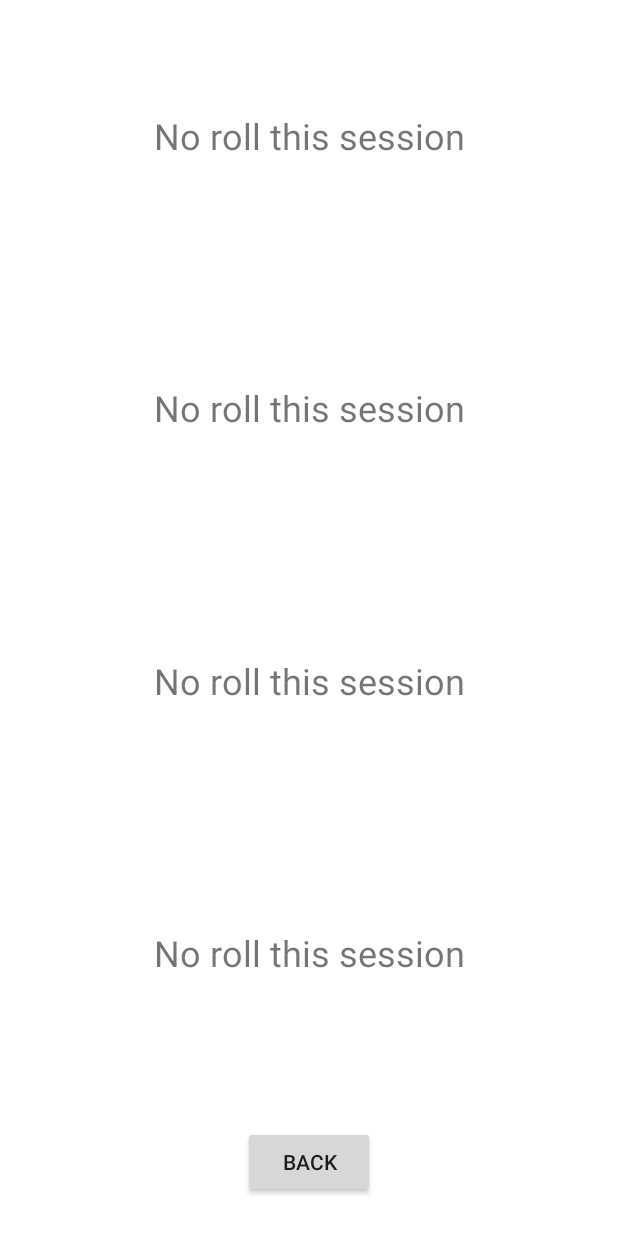
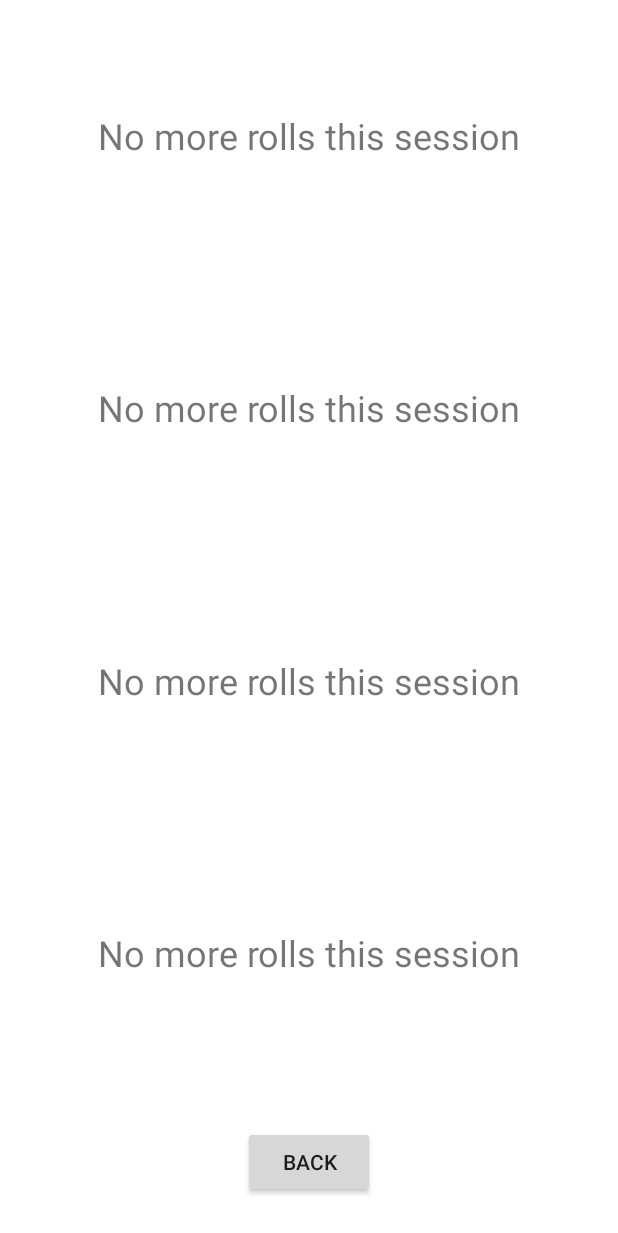
Before and after one commit to maroufia/RollPlayProject, an Android app: the HistoryActivity screen opened directly, with no data from a screen before it, on a phone screen of 412 x 824 dp. Shown: the top 1233 px of the screen. Run offline under Robolectric (Android 15) with nearby library versions, the phone set to English and light mode, and no system bars.

Commit message:
tiny ui fix

```diff
--- a/app/src/main/res/values/strings.xml
+++ b/app/src/main/res/values/strings.xml
@@ -74,9 +74,9 @@
     <string name="details_d20">d20</string>
     <string name="tag_d4">D4</string>
     <string name="view_edit_saved_rolls">view edit / saved rolls</string>
-    <string name="history_roll_1">No roll this session</string>
-    <string name="history_roll_2">No roll this session</string>
-    <string name="history_roll_3">No roll this session</string>
-    <string name="history_roll_4">No roll this session</string>
+    <string name="history_roll_1">No more rolls this session</string>
+    <string name="history_roll_2">No more rolls this session</string>
+    <string name="history_roll_3">No more rolls this session</string>
+    <string name="history_roll_4">No more rolls this session</string>
     <string name="history">History</string>
 </resources>
```
